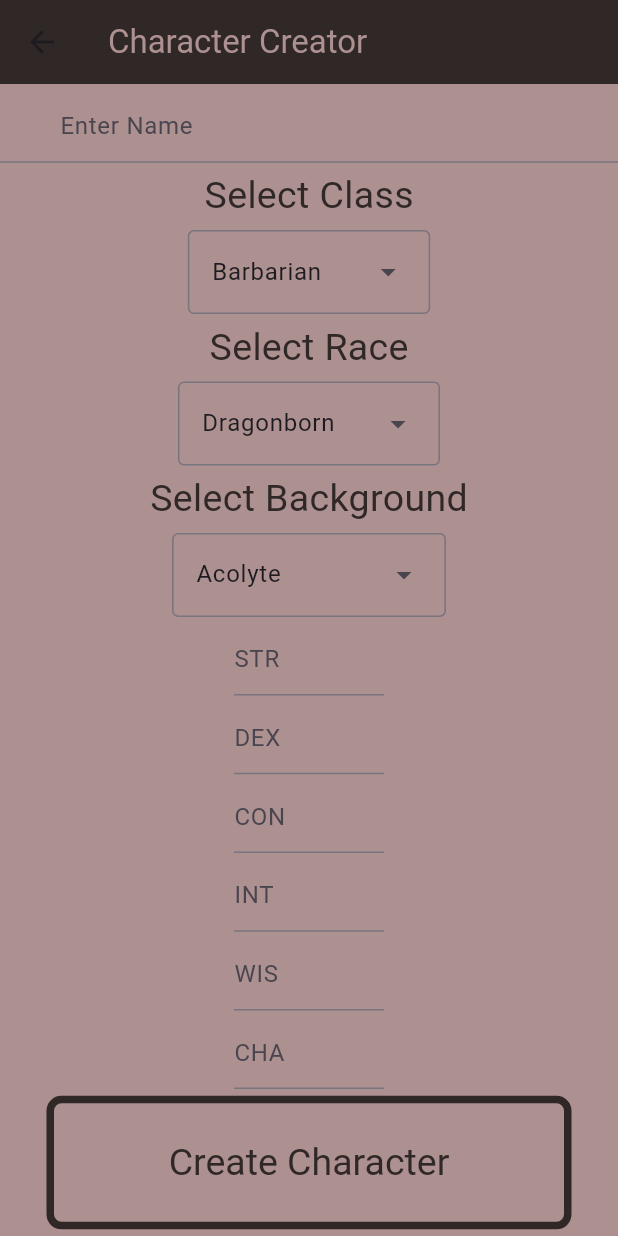
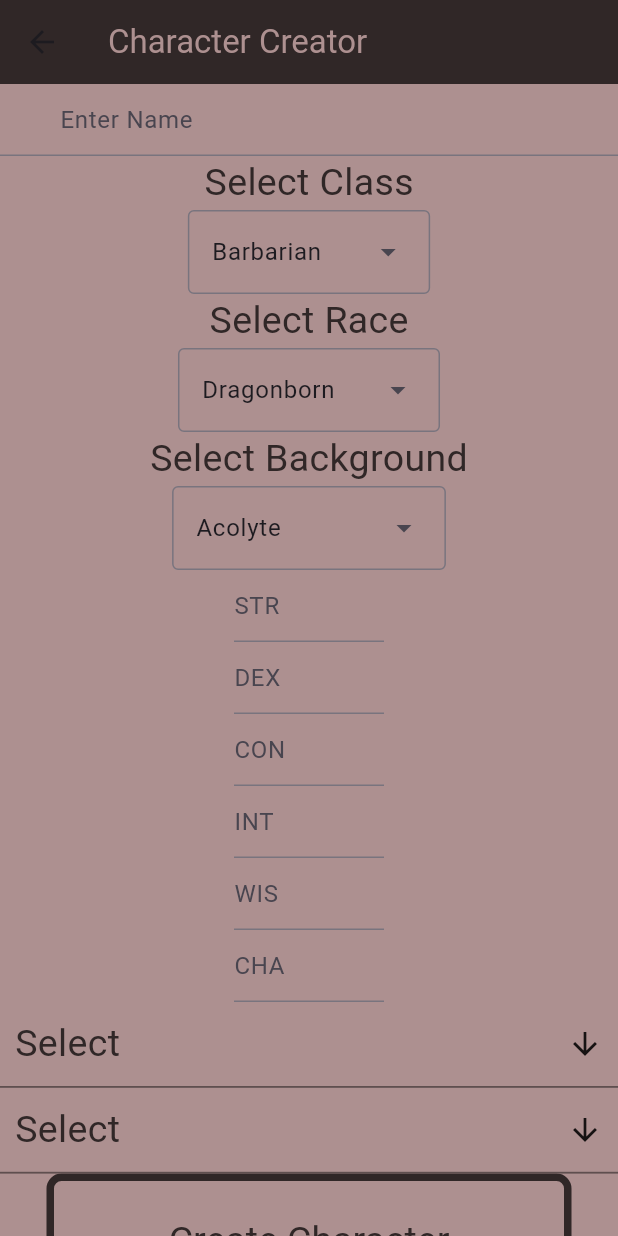
Before and after one commit to EvanMarnik/dnd_character_sheet_app, a Flutter app: the screen it shows after launch, after a tap on "Create Character", on a phone screen of 412 x 824 dp. Run offline on Flutter 3.47's test engine with Material 3 defaults, Android fonts, the phone set to English and light mode, and no system bars; drawn by our look-alikes of multi_select_flutter; Roboto replaces fonts that are missing (Lancelot).

Commit message:
Update character_creator_view.dart

```diff
--- a/lib/view/character_creator_view.dart
+++ b/lib/view/character_creator_view.dart
@@ -1,5 +1,6 @@
 import 'dart:ffi';
 
+import 'package:dnd_character_sheet_app/model/spell.dart';
 import 'package:dnd_character_sheet_app/view_model/character_creator_view_model.dart';
 import 'package:flutter/material.dart';
 import 'package:dnd_character_sheet_app/constants.dart';
@@ -8,6 +9,7 @@ import 'package:dnd_character_sheet_app/view/character_list_view.dart';
 import 'package:flutter/services.dart';
 import '../model/character_model.dart';
 import '../model/character_option.dart';
+import 'package:multi_select_flutter/multi_select_flutter.dart';
 
 class CharacterCreatorView extends StatefulWidget {
   CharacterListViewModel characterListViewModel;
@@ -45,6 +47,8 @@ class _CharacterCreatorViewState extends State<CharacterCreatorView> {
   int intelligence = 10;
   int wisdom = 10;
   int charisma = 10;
+  List<Spell>? selectedCantrips;
+  List<Spell>? selectedFirstLevel;
 
   @override
   Widget build(BuildContext context) {
@@ -56,16 +60,13 @@ class _CharacterCreatorViewState extends State<CharacterCreatorView> {
           title: const Text('Character Creator',
               style: TextStyle(color: const Color(0xFFAD9090))),
         ),
-        body: Center(
-            child: Column(
-
-                mainAxisAlignment: MainAxisAlignment.spaceEvenly,
-                crossAxisAlignment: CrossAxisAlignment.center,
-                children: <Widget>[
+        body: SingleChildScrollView(
+            child: Column(children: <Widget>[
           TextField(
               decoration: InputDecoration(
-                      hintText: 'Enter Name', iconColor: Color(0xFFAD9090), contentPadding: EdgeInsets.symmetric(horizontal: 40)),
-
+                  hintText: 'Enter Name',
+                  iconColor: Color(0xFFAD9090),
+                  contentPadding: EdgeInsets.symmetric(horizontal: 40)),
               onChanged: (text) {
                 selectedName = text;
               }),
@@ -146,9 +147,7 @@ class _CharacterCreatorViewState extends State<CharacterCreatorView> {
                   ],
                   onChanged: (text) {
                     strength = int.parse(text);
-                        })
-
-                  ),
+                  })),
           SizedBox(
               width: 100,
               child: TextField(
@@ -160,9 +159,7 @@ class _CharacterCreatorViewState extends State<CharacterCreatorView> {
                   ],
                   onChanged: (text) {
                     dexterity = int.parse(text);
-                          })
-
-                  ),
+                  })),
           SizedBox(
               width: 100,
               child: TextField(
@@ -174,9 +171,7 @@ class _CharacterCreatorViewState extends State<CharacterCreatorView> {
                   ],
                   onChanged: (text) {
                     constitution = int.parse(text);
-                          })
-
-                  ),
+                  })),
           SizedBox(
               width: 100,
               child: TextField(
@@ -188,9 +183,7 @@ class _CharacterCreatorViewState extends State<CharacterCreatorView> {
                   ],
                   onChanged: (text) {
                     intelligence = int.parse(text);
-                          })
-
-                  ),
+                  })),
           SizedBox(
               width: 100,
               child: TextField(
@@ -202,9 +195,7 @@ class _CharacterCreatorViewState extends State<CharacterCreatorView> {
                   ],
                   onChanged: (text) {
                     wisdom = int.parse(text);
-                          })
-
-                  ),
+                  })),
           SizedBox(
               width: 100,
               child: TextField(
@@ -216,10 +207,23 @@ class _CharacterCreatorViewState extends State<CharacterCreatorView> {
                   ],
                   onChanged: (text) {
                     charisma = int.parse(text);
-                          })
-
+                  })),
+          MultiSelectDialogField(
+            items: cantrips.map((e) => MultiSelectItem(e, e.name)).toList(),
+            listType: MultiSelectListType.CHIP,
+            title: Text("Cantrips"),
+            onConfirm: (values) {
+              selectedCantrips = values;
+            },
           ),
-
+          MultiSelectDialogField(
+            items: firstLevel.map((e) => MultiSelectItem(e, e.name)).toList(),
+            listType: MultiSelectListType.CHIP,
+            title: Text("First Level Spells"),
+            onConfirm: (values) {
+              selectedFirstLevel = values;
+            },
+          ),
           SizedBox(
               width: 350,
               child: FilledButton(
@@ -231,7 +235,25 @@ class _CharacterCreatorViewState extends State<CharacterCreatorView> {
                   vm.setRace(selectedRace!);
                   vm.setBackground(selectedBG!);
                   vm.setName(selectedName);
-                      vm.setAbilityScores([strength, dexterity, constitution, intelligence, wisdom, charisma]);
+                  vm.setAbilityScores([
+                    strength,
+                    dexterity,
+                    constitution,
+                    intelligence,
+                    wisdom,
+                    charisma
+                  ]);
+                  if(selectedCantrips != null)
+                    {
+                      if(selectedFirstLevel != null)
+                        {
+                          vm.setSpells(selectedCantrips! + selectedFirstLevel!);
+                        }
+                      else {
+                        vm.setSpells(selectedCantrips);
+                      }
+                    }
+
                   vm.constructCharacter();
                   Navigator.pushNamed(context, listRoute,
                       arguments: characterListViewModel);
```
Lines whose indentation alone changed are shown as unchanged.
